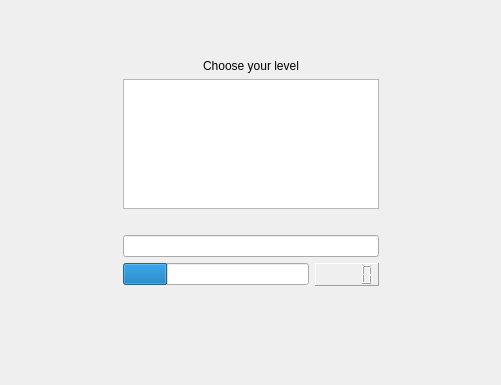
This is MathTrainerQT/mainwindow.ui in programmingAB/Cpp as Qt 5 draws it before an edit. The edited form follows.
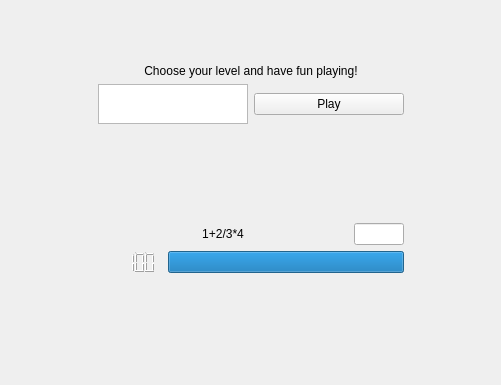
This is the edited form.

The edit to the form file:
```diff
--- a/MathTrainerQT/mainwindow.ui
+++ b/MathTrainerQT/mainwindow.ui
@@ -140,6 +140,9 @@
           <property name="orientation">
            <enum>Qt::Horizontal</enum>
           </property>
+          <property name="sizeType">
+           <enum>QSizePolicy::MinimumExpanding</enum>
+          </property>
           <property name="sizeHint" stdset="0">
            <size>
             <width>40</width>
@@ -151,20 +154,7 @@
         <item>
          <layout class="QVBoxLayout" name="verticalLayout_3">
           <item>
-           <spacer name="verticalSpacer_10">
-            <property name="orientation">
-             <enum>Qt::Vertical</enum>
-            </property>
-            <property name="sizeHint" stdset="0">
-             <size>
-              <width>20</width>
-              <height>40</height>
-             </size>
-            </property>
-           </spacer>
-          </item>
-          <item>
-           <spacer name="verticalSpacer_11">
+           <spacer name="verticalSpacer_5">
             <property name="orientation">
              <enum>Qt::Vertical</enum>
             </property>
@@ -179,13 +169,15 @@
           <item>
            <widget class="QLabel" name="label">
             <property name="text">
-             <string>Choose your level</string>
+             <string>Choose your level and have fun playing!</string>
             </property>
             <property name="alignment">
              <set>Qt::AlignCenter</set>
             </property>
            </widget>
           </item>
+          <item>
+           <layout class="QHBoxLayout" name="horizontalLayout_12">
           <item>
            <widget class="QListWidget" name="ListLevels">
             <property name="sizePolicy">
@@ -196,10 +188,13 @@
             </property>
             <property name="maximumSize">
              <size>
-              <width>400</width>
-              <height>150</height>
-             </size>
-            </property>
+                <width>150</width>
+                <height>40</height>
+               </size>
+              </property>
+              <property name="cursor" stdset="0">
+               <cursorShape>PointingHandCursor</cursorShape>
+              </property>
             <property name="verticalScrollBarPolicy">
              <enum>Qt::ScrollBarAlwaysOff</enum>
             </property>
@@ -218,40 +213,104 @@
             <property name="textElideMode">
              <enum>Qt::ElideRight</enum>
             </property>
+              <property name="flow">
+               <enum>QListView::LeftToRight</enum>
+              </property>
+              <property name="resizeMode">
+               <enum>QListView::Fixed</enum>
+              </property>
             <property name="spacing">
              <number>0</number>
             </property>
             <property name="viewMode">
-             <enum>QListView::ListMode</enum>
+               <enum>QListView::IconMode</enum>
             </property>
            </widget>
           </item>
           <item>
-           <widget class="QLabel" name="term">
+             <layout class="QVBoxLayout" name="verticalLayout_5">
+              <item>
+               <widget class="QPushButton" name="pushButton">
+                <property name="cursor">
+                 <cursorShape>PointingHandCursor</cursorShape>
+                </property>
             <property name="text">
-             <string/>
+                 <string>Play</string>
             </property>
            </widget>
           </item>
+             </layout>
+            </item>
+           </layout>
+          </item>
           <item>
-           <widget class="QLineEdit" name="lineEdit_2"/>
+           <spacer name="verticalSpacer_11">
+            <property name="orientation">
+             <enum>Qt::Vertical</enum>
+            </property>
+            <property name="sizeHint" stdset="0">
+             <size>
+              <width>20</width>
+              <height>40</height>
+             </size>
+            </property>
+           </spacer>
+          </item>
+          <item>
+           <spacer name="verticalSpacer_3">
+            <property name="orientation">
+             <enum>Qt::Vertical</enum>
+            </property>
+            <property name="sizeHint" stdset="0">
+             <size>
+              <width>20</width>
+              <height>40</height>
+             </size>
+            </property>
+           </spacer>
           </item>
           <item>
            <layout class="QHBoxLayout" name="horizontalLayout_3">
             <item>
-             <widget class="QProgressBar" name="progressBar">
-              <property name="value">
-               <number>24</number>
+             <widget class="QLabel" name="term">
+              <property name="minimumSize">
+               <size>
+                <width>250</width>
+                <height>0</height>
+               </size>
               </property>
-              <property name="textVisible">
-               <bool>false</bool>
+              <property name="frameShadow">
+               <enum>QFrame::Plain</enum>
               </property>
+              <property name="text">
+               <string>1+2/3*4</string>
+              </property>
+              <property name="alignment">
+               <set>Qt::AlignCenter</set>
+              </property>
              </widget>
             </item>
+            <item>
+             <widget class="QLineEdit" name="lineEdit_2">
+              <property name="maximumSize">
+               <size>
+                <width>50</width>
+                <height>16777215</height>
+               </size>
+              </property>
+             </widget>
+            </item>
+           </layout>
+          </item>
+          <item>
+           <layout class="QHBoxLayout" name="horizontalLayout_14">
             <item>
              <widget class="QLCDNumber" name="lcdNumber">
+              <property name="layoutDirection">
+               <enum>Qt::LeftToRight</enum>
+              </property>
               <property name="frameShape">
-               <enum>QFrame::Panel</enum>
+               <enum>QFrame::NoFrame</enum>
               </property>
               <property name="frameShadow">
                <enum>QFrame::Raised</enum>
@@ -262,25 +321,28 @@
               <property name="segmentStyle">
                <enum>QLCDNumber::Filled</enum>
               </property>
+              <property name="value" stdset="0">
+               <double>100.000000000000000</double>
+              </property>
               <property name="intValue" stdset="0">
-               <number>0</number>
+               <number>100</number>
               </property>
              </widget>
-            </item>
-           </layout>
           </item>
           <item>
-           <spacer name="verticalSpacer_5">
-            <property name="orientation">
-             <enum>Qt::Vertical</enum>
-            </property>
-            <property name="sizeHint" stdset="0">
-             <size>
-              <width>20</width>
-              <height>40</height>
-             </size>
-            </property>
-           </spacer>
+             <widget class="QProgressBar" name="progressBar">
+              <property name="cursor">
+               <cursorShape>BusyCursor</cursorShape>
+              </property>
+              <property name="value">
+               <number>100</number>
+              </property>
+              <property name="textVisible">
+               <bool>false</bool>
+              </property>
+             </widget>
+            </item>
+           </layout>
           </item>
           <item>
            <spacer name="verticalSpacer_4">
@@ -308,19 +370,6 @@
             </property>
            </spacer>
           </item>
-          <item>
-           <spacer name="verticalSpacer_7">
-            <property name="orientation">
-             <enum>Qt::Vertical</enum>
-            </property>
-            <property name="sizeHint" stdset="0">
-             <size>
-              <width>20</width>
-              <height>40</height>
-             </size>
-            </property>
-           </spacer>
-          </item>
          </layout>
         </item>
         <item>
```
Left out of the diff: 21 changed lines with no effect on the pictures. Lines whose indentation alone changed are shown as unchanged.
